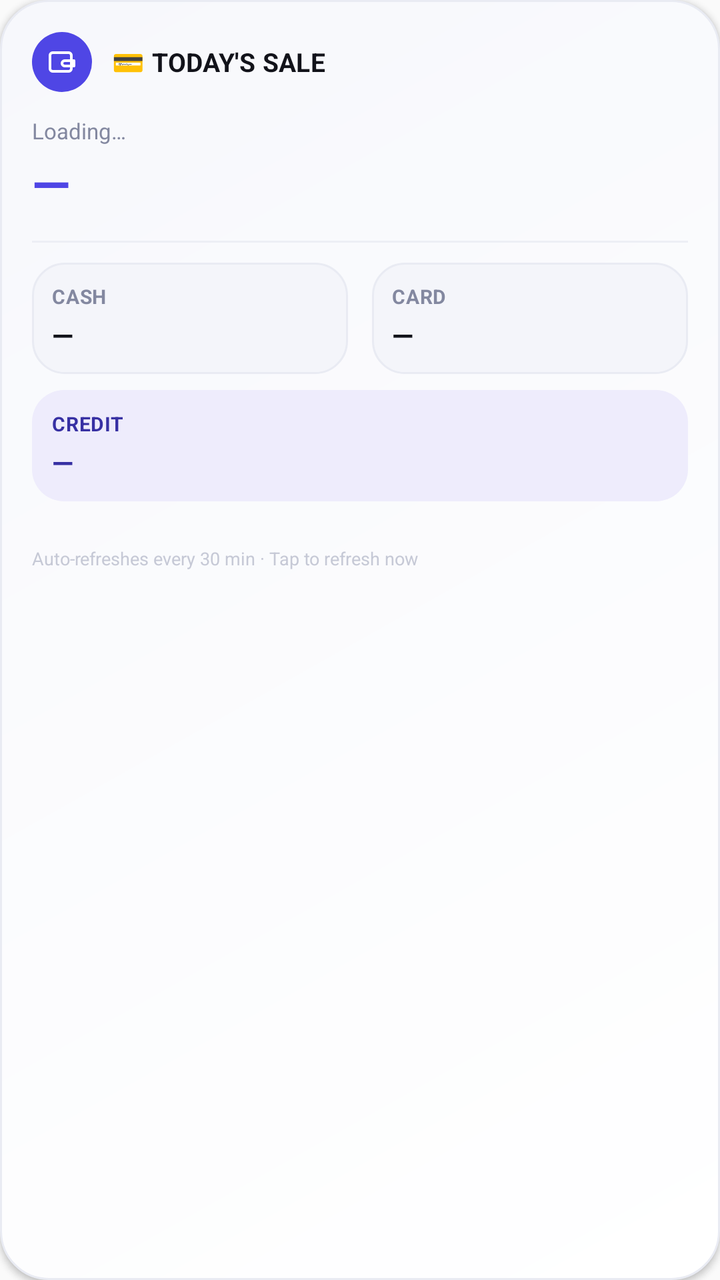
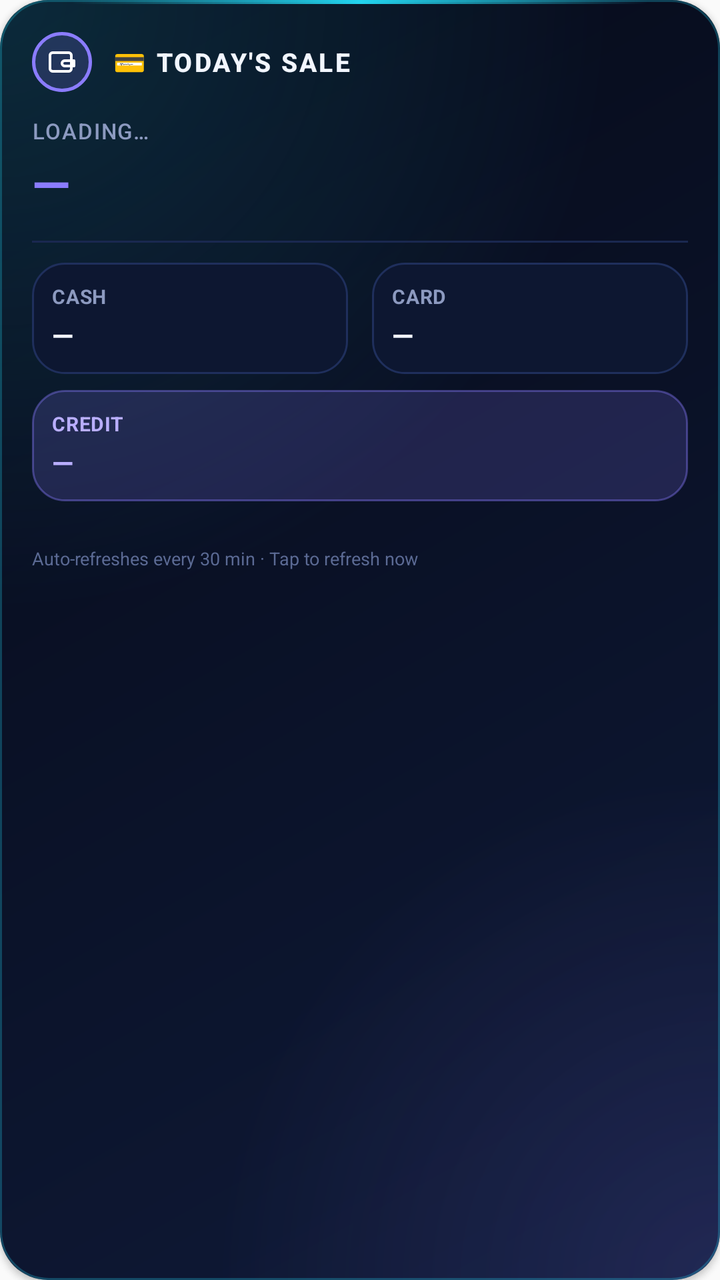

Compare the two renders of this Android layout. The source of the first and the diff that turns it into the second are given below.
<!-- AndroidManifest.xml: application theme Theme.AppCompat.Light.NoActionBar -->
<!-- res/layout/widget_today_sale.xml -->
<?xml version="1.0" encoding="utf-8"?>
<LinearLayout xmlns:android="http://schemas.android.com/apk/res/android"
    android:layout_width="match_parent"
    android:layout_height="match_parent"
    android:orientation="vertical"
    android:background="@drawable/widget_background"
    android:padding="16dp"
    android:elevation="2dp"
    android:id="@+id/today_sale_widget_root">

    <LinearLayout
        android:layout_width="match_parent"
        android:layout_height="wrap_content"
        android:orientation="horizontal"
        android:gravity="center_vertical">
        <FrameLayout
            android:layout_width="30dp"
            android:layout_height="30dp"
            android:background="@drawable/badge_circle_sales">
            <ImageView android:layout_width="16dp" android:layout_height="16dp"
                android:layout_gravity="center" android:src="@drawable/ic_wallet" />
        </FrameLayout>
        <TextView
            android:layout_width="0dp"
            android:layout_height="wrap_content"
            android:layout_weight="1"
            android:layout_marginStart="10dp"
            android:text="@string/today_sale_widget_title"
            android:textColor="@color/ink_900"
            android:textStyle="bold"
            android:textSize="13sp"
            android:letterSpacing="0.01" />
    </LinearLayout>

    <TextView
        android:id="@+id/today_sale_label"
        android:layout_width="match_parent"
        android:layout_height="wrap_content"
        android:layout_marginTop="12dp"
        android:text="@string/today_sale_widget_loading"
        android:textColor="@color/ink_500"
        android:textSize="11sp" />

    <TextView
        android:id="@+id/today_sale_total"
        android:layout_width="match_parent"
        android:layout_height="wrap_content"
        android:layout_marginTop="2dp"
        android:text="—"
        android:textColor="@color/accent_sales"
        android:textStyle="bold"
        android:textSize="25sp" />

    <TextView
        android:layout_width="match_parent"
        android:layout_height="1dp"
        android:layout_marginTop="12dp"
        android:layout_marginBottom="10dp"
        android:background="@color/hairline" />

    
    <LinearLayout
        android:layout_width="match_parent"
        android:layout_height="wrap_content"
        android:orientation="horizontal">

        <LinearLayout
            android:layout_width="0dp"
            android:layout_height="wrap_content"
            android:layout_weight="1"
            android:layout_marginEnd="6dp"
            android:orientation="vertical"
            android:background="@drawable/widget_grid_background"
            android:padding="10dp">
            <TextView
                android:layout_width="match_parent"
                android:layout_height="wrap_content"
                android:text="@string/today_sale_label_cash"
                android:textColor="@color/ink_500"
                android:textStyle="bold"
                android:textSize="10sp"
                android:letterSpacing="0.02" />
            <TextView
                android:id="@+id/today_sale_cash_value"
                android:layout_width="match_parent"
                android:layout_height="wrap_content"
                android:layout_marginTop="3dp"
                android:text="—"
                android:textColor="@color/ink_900"
                android:textStyle="bold"
                android:textSize="14sp" />
        </LinearLayout>

        <LinearLayout
            android:layout_width="0dp"
            android:layout_height="wrap_content"
            android:layout_weight="1"
            android:layout_marginStart="6dp"
            android:orientation="vertical"
            android:background="@drawable/widget_grid_background"
            android:padding="10dp">
            <TextView
                android:layout_width="match_parent"
                android:layout_height="wrap_content"
                android:text="@string/today_sale_label_card"
                android:textColor="@color/ink_500"
                android:textStyle="bold"
                android:textSize="10sp"
                android:letterSpacing="0.02" />
            <TextView
                android:id="@+id/today_sale_card_value"
                android:layout_width="match_parent"
                android:layout_height="wrap_content"
                android:layout_marginTop="3dp"
                android:text="—"
                android:textColor="@color/ink_900"
                android:textStyle="bold"
                android:textSize="14sp" />
        </LinearLayout>
    </LinearLayout>

    
    <LinearLayout
        android:layout_width="match_parent"
        android:layout_height="wrap_content"
        android:layout_marginTop="8dp"
        android:orientation="vertical"
        android:background="@drawable/tile_sales_soft"
        android:padding="10dp">
        <TextView
            android:layout_width="match_parent"
            android:layout_height="wrap_content"
            android:text="@string/today_sale_label_credit"
            android:textColor="@color/accent_sales_dark"
            android:textStyle="bold"
            android:textSize="10sp"
            android:letterSpacing="0.02" />
        <TextView
            android:id="@+id/today_sale_credit_value"
            android:layout_width="match_parent"
            android:layout_height="wrap_content"
            android:layout_marginTop="3dp"
            android:text="—"
            android:textColor="@color/accent_sales_dark"
            android:textStyle="bold"
            android:textSize="14sp" />
    </LinearLayout>

    <TextView
        android:id="@+id/today_sale_synced_at"
        android:layout_width="match_parent"
        android:layout_height="wrap_content"
        android:layout_marginTop="8dp"
        android:text=""
        android:textColor="@color/ink_400"
        android:textSize="9sp" />

    <TextView
        android:layout_width="match_parent"
        android:layout_height="wrap_content"
        android:layout_marginTop="2dp"
        android:text="@string/today_sale_widget_footer"
        android:textColor="@color/ink_300"
        android:textSize="9sp" />

</LinearLayout>
<!-- resources referenced by this layout -->
<resources>
  <color name="accent_sales">#4F46E5</color>
  <color name="accent_sales_dark">#3730A3</color>
  <color name="hairline">#EDEFF5</color>
  <color name="ink_300">#C6C9D6</color>
  <color name="ink_400">#A6AABD</color>
  <color name="ink_500">#8388A0</color>
  <color name="ink_900">#12131A</color>
  <!-- drawable badge_circle_sales (drawable) -->
  <?xml version="1.0" encoding="utf-8"?>
  <shape xmlns:android="http://schemas.android.com/apk/res/android" android:shape="oval">
      <solid android:color="@color/accent_sales" />
  </shape>
  <!-- drawable tile_sales_soft (drawable) -->
  <?xml version="1.0" encoding="utf-8"?>
  <shape xmlns:android="http://schemas.android.com/apk/res/android" android:shape="rectangle">
      <corners android:radius="16dp" />
      <solid android:color="@color/accent_sales_soft" />
  </shape>
  <!-- drawable widget_background (drawable) -->
  <?xml version="1.0" encoding="utf-8"?>
  <shape xmlns:android="http://schemas.android.com/apk/res/android"
      android:shape="rectangle">
      <corners android:radius="24dp" />
      <gradient
          android:angle="135"
          android:startColor="@color/surface_card_top"
          android:endColor="@color/surface_card_bottom"
          android:type="linear" />
      <stroke android:width="1dp" android:color="@color/surface_inset_border" />
  </shape>
  <!-- drawable widget_grid_background (drawable) -->
  <?xml version="1.0" encoding="utf-8"?>
  <shape xmlns:android="http://schemas.android.com/apk/res/android"
      android:shape="rectangle">
      <corners android:radius="16dp" />
      <solid android:color="@color/surface_inset" />
      <stroke android:width="1dp" android:color="@color/surface_inset_border" />
  </shape>
  <string name="today_sale_label_card">CARD</string>
  <string name="today_sale_label_cash">CASH</string>
  <string name="today_sale_label_credit">CREDIT</string>
  <string name="today_sale_widget_footer">Auto-refreshes every 30 min · Tap to refresh now</string>
  <string name="today_sale_widget_loading">Loading…</string>
  <string name="today_sale_widget_title">💳 TODAY\'S SALE</string>
  <color name="accent_sales_soft">#EEECFC</color>
  <color name="surface_card_top">#FFFFFF</color>
  <color name="surface_card_bottom">#F7F8FC</color>
  <color name="surface_inset_border">#E9EBF3</color>
  <color name="surface_inset">#F4F5FA</color>
  <!-- unchanged entries left out for length: 1 -->
</resources>

<!-- the commit's change to res/layout/widget_today_sale.xml (unified diff, before → after) -->
@@ -29,7 +29,7 @@
             android:textColor="@color/ink_900"
             android:textStyle="bold"
             android:textSize="13sp"
-            android:letterSpacing="0.01" />
+            android:textAllCaps="true" android:letterSpacing="0.08" android:fontFamily="sans-serif-medium" />
     </LinearLayout>
 
     <TextView
@@ -39,7 +39,7 @@
         android:layout_marginTop="12dp"
         android:text="@string/today_sale_widget_loading"
         android:textColor="@color/ink_500"
-        android:textSize="11sp" />
+        android:textSize="11sp" android:textAllCaps="true" android:letterSpacing="0.06" android:fontFamily="sans-serif-medium" />
 
     <TextView
         android:id="@+id/today_sale_total"
<!-- resource entries referenced after the edit -->
@@ -1,39 +1,45 @@
 <!-- resources referenced by this layout -->
 <resources>
-  <color name="accent_sales">#4F46E5</color>
-  <color name="accent_sales_dark">#3730A3</color>
-  <color name="hairline">#EDEFF5</color>
-  <color name="ink_300">#C6C9D6</color>
-  <color name="ink_400">#A6AABD</color>
-  <color name="ink_500">#8388A0</color>
-  <color name="ink_900">#12131A</color>
+  <color name="accent_sales">#FF8B7CFF</color>
+  <color name="accent_sales_dark">#FFB9AEFF</color>
+  <color name="hairline">#FF1A2850</color>
+  <color name="ink_300">#FF5B6A94</color>
+  <color name="ink_400">#FF7585AE</color>
+  <color name="ink_500">#FF8C9AC0</color>
+  <color name="ink_900">#FFF2F6FF</color>
   <!-- drawable badge_circle_sales (drawable) -->
   <?xml version="1.0" encoding="utf-8"?>
   <shape xmlns:android="http://schemas.android.com/apk/res/android" android:shape="oval">
-      <solid android:color="@color/accent_sales" />
+      <solid android:color="@color/accent_sales_soft" />
+      <stroke android:width="1.5dp" android:color="@color/accent_sales" />
   </shape>
   <!-- drawable tile_sales_soft (drawable) -->
   <?xml version="1.0" encoding="utf-8"?>
   <shape xmlns:android="http://schemas.android.com/apk/res/android" android:shape="rectangle">
       <corners android:radius="16dp" />
       <solid android:color="@color/accent_sales_soft" />
+      <stroke android:width="1dp" android:color="@color/accent_sales_edge" />
   </shape>
   <!-- drawable widget_background (drawable) -->
   <?xml version="1.0" encoding="utf-8"?>
-  <shape xmlns:android="http://schemas.android.com/apk/res/android"
-      android:shape="rectangle">
-      <corners android:radius="24dp" />
-      <gradient
-          android:angle="135"
-          android:startColor="@color/surface_card_top"
-          android:endColor="@color/surface_card_bottom"
-          android:type="linear" />
-      <stroke android:width="1dp" android:color="@color/surface_inset_border" />
-  </shape>
+  <layer-list xmlns:android="http://schemas.android.com/apk/res/android">
+      <item><shape android:shape="rectangle"><corners android:radius="24dp" />
+          <gradient android:angle="135" android:startColor="@color/surface_card_top" android:endColor="@color/surface_card_bottom" android:type="linear" /></shape></item>
+      <item><shape android:shape="rectangle"><corners android:radius="24dp" />
+          <gradient android:type="radial" android:gradientRadius="85%p" android:centerX="0.0" android:centerY="0.0"
+              android:startColor="@color/glow_cyan_start" android:endColor="@color/glow_cyan_end" /></shape></item>
+      <item><shape android:shape="rectangle"><corners android:radius="24dp" />
+          <gradient android:type="radial" android:gradientRadius="70%p" android:centerX="1.0" android:centerY="1.0"
+              android:startColor="@color/glow_violet_start" android:endColor="@color/glow_violet_end" /></shape></item>
+      <item><shape android:shape="rectangle"><corners android:radius="24dp" />
+          <stroke android:width="1dp" android:color="@color/neon_border" /></shape></item>
+      <item android:gravity="top" android:height="2dp" android:left="36dp" android:right="36dp">
+          <shape android:shape="rectangle"><corners android:radius="1dp" />
+              <gradient android:angle="0" android:startColor="@color/edge_fade_start" android:centerColor="@color/neon_cyan" android:endColor="@color/edge_fade_end" /></shape></item>
+  </layer-list>
   <!-- drawable widget_grid_background (drawable) -->
   <?xml version="1.0" encoding="utf-8"?>
-  <shape xmlns:android="http://schemas.android.com/apk/res/android"
-      android:shape="rectangle">
+  <shape xmlns:android="http://schemas.android.com/apk/res/android" android:shape="rectangle">
       <corners android:radius="16dp" />
       <solid android:color="@color/surface_inset" />
       <stroke android:width="1dp" android:color="@color/surface_inset_border" />
@@ -44,11 +50,20 @@
   <string name="today_sale_widget_footer">Auto-refreshes every 30 min · Tap to refresh now</string>
   <string name="today_sale_widget_loading">Loading…</string>
   <string name="today_sale_widget_title">💳 TODAY\'S SALE</string>
-  <color name="accent_sales_soft">#EEECFC</color>
-  <color name="surface_card_top">#FFFFFF</color>
-  <color name="surface_card_bottom">#F7F8FC</color>
-  <color name="surface_inset_border">#E9EBF3</color>
-  <color name="surface_inset">#F4F5FA</color>
+  <color name="accent_sales_soft">#2E8B7CFF</color>
+  <color name="accent_sales_edge">#668B7CFF</color>
+  <color name="surface_card_top">#FF0F1A38</color>
+  <color name="surface_card_bottom">#FF060A18</color>
+  <color name="glow_cyan_start">#2822D3EE</color>
+  <color name="glow_cyan_end">#0022D3EE</color>
+  <color name="glow_violet_start">#248B7CFF</color>
+  <color name="glow_violet_end">#008B7CFF</color>
+  <color name="neon_border">#4422D3EE</color>
+  <color name="edge_fade_start">#0022D3EE</color>
+  <color name="neon_cyan">#FF22D3EE</color>
+  <color name="edge_fade_end">#008B7CFF</color>
+  <color name="surface_inset_border">#FF1F2F5C</color>
+  <color name="surface_inset">#FF0D1731</color>
   <!-- unchanged entries left out for length: 1 -->
 </resources>
 
